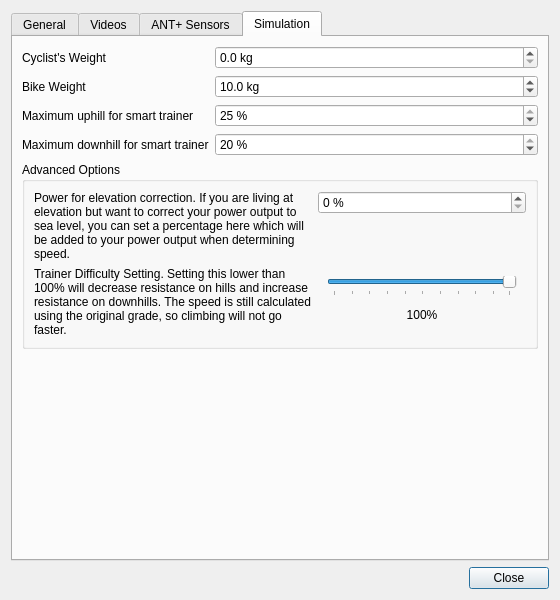
First picture: the form in mainlib/maingui/settingsdialog.ui, repository rsippl/big-ring, before the edit.
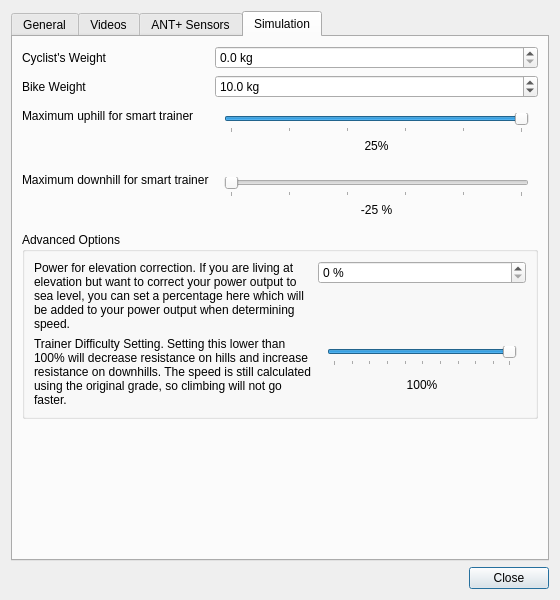
Second picture: the form after the edit. The open tabs and pages were chosen to show the change.

Commit message: Replace maximum incline and maximum decline spinners by sliders.

```diff
--- a/mainlib/maingui/settingsdialog.ui
+++ b/mainlib/maingui/settingsdialog.ui
@@ -432,26 +432,6 @@
          </property>
         </widget>
        </item>
-       <item row="2" column="0">
-        <widget class="QLabel" name="label_12">
-         <property name="text">
-          <string>Maximum uphill for smart trainer</string>
-         </property>
-        </widget>
-       </item>
-       <item row="2" column="1">
-        <widget class="QSpinBox" name="maximumInclineSpinBox">
-         <property name="suffix">
-          <string> %</string>
-         </property>
-         <property name="maximum">
-          <number>25</number>
-         </property>
-         <property name="value">
-          <number>25</number>
-         </property>
-        </widget>
-       </item>
        <item row="3" column="0">
         <widget class="QLabel" name="label_13">
          <property name="text">
@@ -459,19 +439,6 @@
          </property>
         </widget>
        </item>
-       <item row="3" column="1">
-        <widget class="QSpinBox" name="maximumDeclineSpinBox">
-         <property name="suffix">
-          <string> %</string>
-         </property>
-         <property name="maximum">
-          <number>20</number>
-         </property>
-         <property name="value">
-          <number>20</number>
-         </property>
-        </widget>
-       </item>
        <item row="14" column="0" colspan="2">
         <widget class="QGroupBox" name="groupBox_4">
          <property name="title">
@@ -555,6 +522,95 @@
          </layout>
         </widget>
        </item>
+       <item row="2" column="1">
+        <widget class="QWidget" name="widget_4" native="true">
+         <layout class="QVBoxLayout" name="verticalLayout_6">
+          <item>
+           <widget class="QSlider" name="maximumInclineSlider">
+            <property name="maximum">
+             <number>25</number>
+            </property>
+            <property name="pageStep">
+             <number>5</number>
+            </property>
+            <property name="value">
+             <number>25</number>
+            </property>
+            <property name="orientation">
+             <enum>Qt::Horizontal</enum>
+            </property>
+            <property name="tickPosition">
+             <enum>QSlider::TicksBelow</enum>
+            </property>
+            <property name="tickInterval">
+             <number>5</number>
+            </property>
+           </widget>
+          </item>
+          <item>
+           <widget class="QLabel" name="maximumInclineLabel">
+            <property name="text">
+             <string>25%</string>
+            </property>
+            <property name="alignment">
+             <set>Qt::AlignCenter</set>
+            </property>
+           </widget>
+          </item>
+         </layout>
+        </widget>
+       </item>
+       <item row="3" column="1">
+        <widget class="QWidget" name="widget_5" native="true">
+         <layout class="QVBoxLayout" name="verticalLayout_7">
+          <item>
+           <widget class="QSlider" name="minimumInclineSlider">
+            <property name="minimum">
+             <number>-25</number>
+            </property>
+            <property name="maximum">
+             <number>0</number>
+            </property>
+            <property name="pageStep">
+             <number>5</number>
+            </property>
+            <property name="value">
+             <number>-25</number>
+            </property>
+            <property name="orientation">
+             <enum>Qt::Horizontal</enum>
+            </property>
+            <property name="invertedAppearance">
+             <bool>false</bool>
+            </property>
+            <property name="invertedControls">
+             <bool>false</bool>
+            </property>
+            <property name="tickPosition">
+             <enum>QSlider::TicksBelow</enum>
+            </property>
+           </widget>
+          </item>
+          <item>
+           <widget class="QLabel" name="maximumDownhillLabel">
+            <property name="text">
+             <string>-25 %</string>
+            </property>
+            <property name="alignment">
+             <set>Qt::AlignCenter</set>
+            </property>
+           </widget>
+          </item>
+         </layout>
+        </widget>
+       </item>
+       <item row="2" column="0">
+        <widget class="QLabel" name="label_12">
+         <property name="text">
+          <string>Maximum uphill for smart trainer</string>
+         </property>
+        </widget>
+       </item>
       </layout>
      </widget>
     </widget>
```
Left out of the diff: 2 changed lines with no effect on the pictures. The commit also changes 2 other files.
